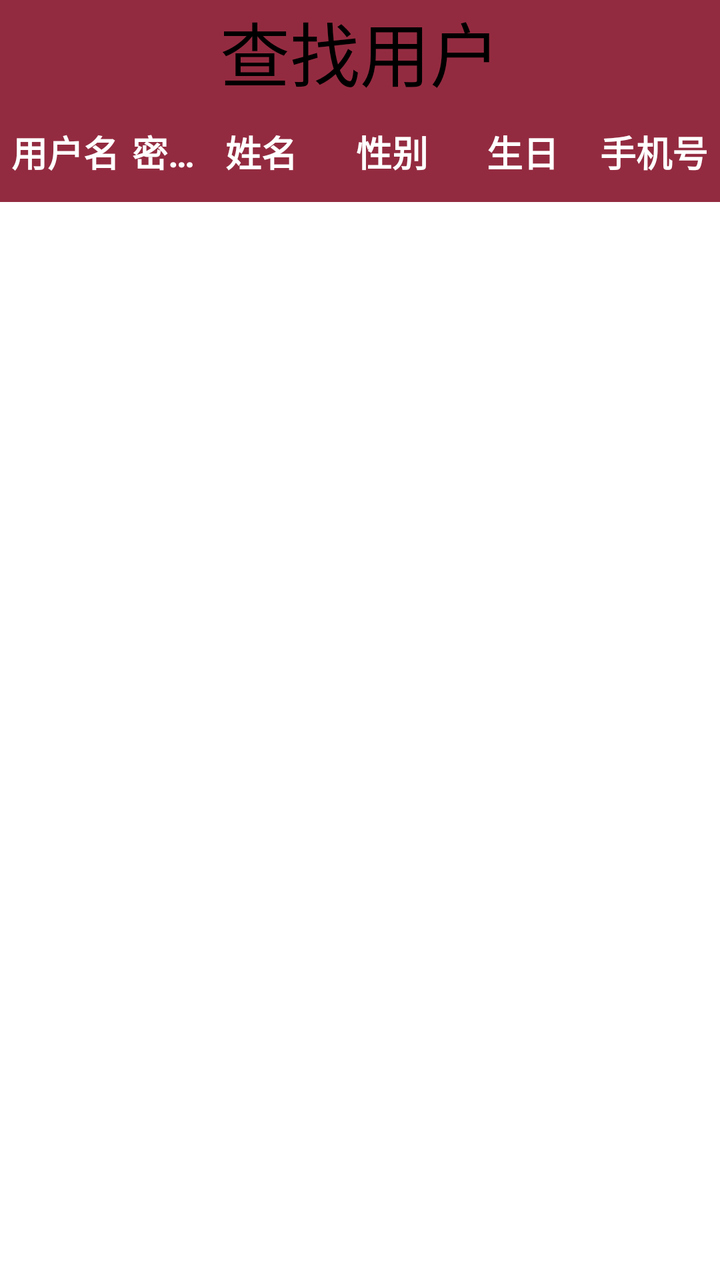
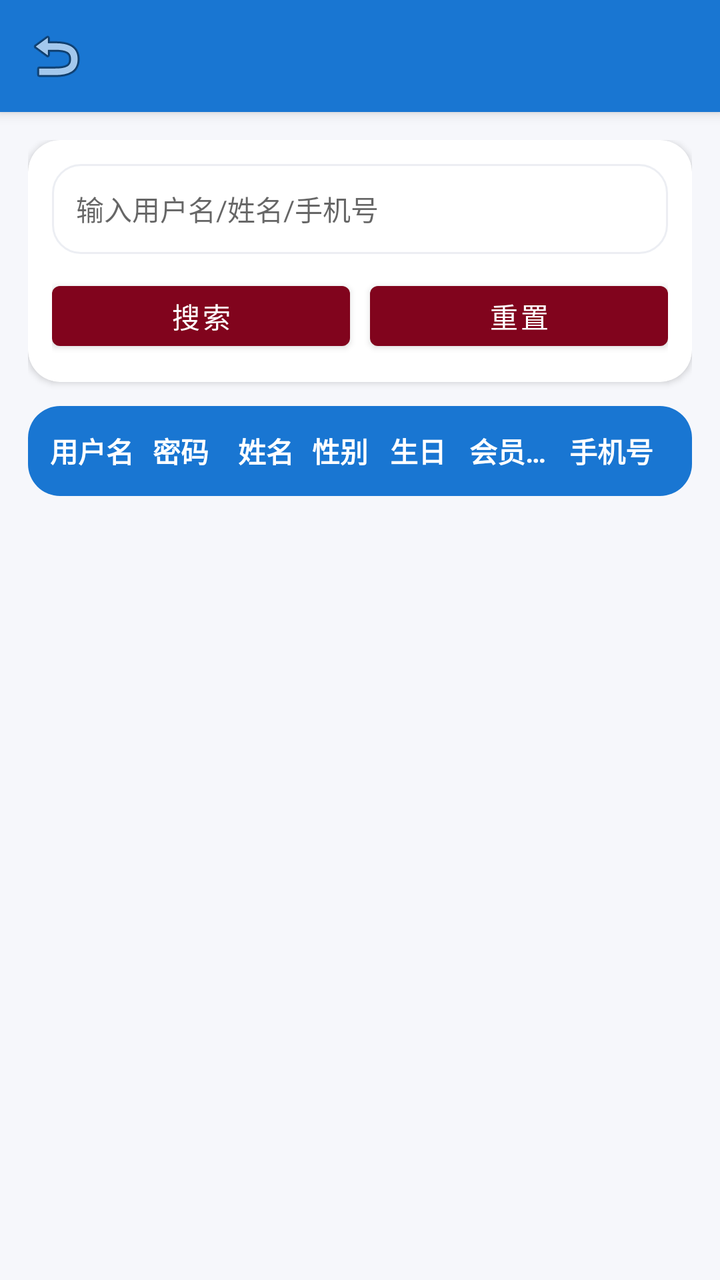

Compare the two renders of this Android layout. The source of the first and the diff that turns it into the second are given below.
<!-- AndroidManifest.xml: application theme AppTheme -->
<!-- res/layout/activity_select_user_admin.xml -->
<?xml version="1.0" encoding="utf-8"?>
<LinearLayout xmlns:android="http://schemas.android.com/apk/res/android"
    xmlns:app="http://schemas.android.com/apk/res-auto"
    xmlns:tools="http://schemas.android.com/tools"
    android:layout_width="match_parent"
    android:layout_height="match_parent"
    android:orientation="vertical"
    tools:context="com.example.administrator.sportmanager.admin.houtai_admin.select_user_admin">
    <TextView
        android:id="@+id/textView"
        android:layout_width="match_parent"
        android:layout_height="wrap_content"
        android:layout_marginLeft="0dp"

        android:layout_marginRight="0dp"
        android:layout_marginBottom="0dp"
        android:background="#D77F041D"
        android:gravity="center_horizontal"
        android:text="查找用户"
        android:textColor="@color/black"
        android:textSize="35sp" />
    <LinearLayout
        android:layout_width="match_parent"
        android:layout_height="50dp"
        android:orientation="horizontal"
        android:gravity="center"
        android:background="#D77F041D"
        >
        <TextView
            android:layout_width="0dp"
            android:layout_height="wrap_content"
            android:layout_weight="2"
            android:gravity="center_horizontal"
            android:singleLine="true"
            android:text="用户名"
            android:textStyle="bold"
            android:textSize="18sp"
            android:textColor="@color/white"/>

        <TextView
            android:layout_width="0dp"
            android:layout_height="wrap_content"
            android:layout_weight="1"
            android:gravity="center_horizontal"
            android:singleLine="true"
            android:text="密码"
            android:textStyle="bold"
            android:textSize="18sp"
            android:textColor="@color/white"/>

        <TextView
            android:layout_width="0dp"
            android:layout_height="wrap_content"
            android:layout_weight="2"
            android:gravity="center_horizontal"
            android:singleLine="true"
            android:text="姓名"
            android:textStyle="bold"
            android:textSize="18sp"
            android:textColor="@color/white"/>

        <TextView
            android:layout_width="0dp"
            android:layout_height="wrap_content"
            android:layout_weight="2"
            android:gravity="center_horizontal"
            android:singleLine="true"
            android:text="性别"
            android:textStyle="bold"
            android:textSize="18sp"
            android:textColor="@color/white"/>

        <TextView
            android:layout_width="0dp"
            android:layout_height="wrap_content"
            android:layout_weight="2"
            android:gravity="center_horizontal"
            android:singleLine="true"
            android:text="生日"
            android:textStyle="bold"
            android:textSize="18sp"
            android:textColor="@color/white"/>

        <TextView
            android:layout_width="0dp"
            android:layout_height="wrap_content"
            android:layout_weight="2"
            android:gravity="center_horizontal"
            android:singleLine="true"
            android:text="手机号"
            android:textStyle="bold"
            android:textSize="18sp"
            android:textColor="@color/white"/>


    </LinearLayout>

    <ListView
        android:id="@+id/sel_reader_list"
        android:layout_width="match_parent"
        android:layout_height="match_parent"></ListView>
</LinearLayout>
<!-- resources referenced by this layout -->
<resources>
  <color name="black">#FF000000</color>
  <color name="white">#FFFFFFFF</color>
  <style name="AppTheme" parent="Theme.MaterialComponents.Light.NoActionBar">
          <item name="colorPrimary">#81041D</item>
          <item name="colorPrimaryVariant">#80041D</item>
          <item name="colorSecondary">#81041D</item>
      </style>
</resources>

<!-- the commit's change to res/layout/activity_select_user_admin.xml (unified diff, before → after) -->
@@ -1,102 +1,180 @@
 <?xml version="1.0" encoding="utf-8"?>
-<LinearLayout xmlns:android="http://schemas.android.com/apk/res/android"
+<androidx.coordinatorlayout.widget.CoordinatorLayout
+    xmlns:android="http://schemas.android.com/apk/res/android"
     xmlns:app="http://schemas.android.com/apk/res-auto"
-    xmlns:tools="http://schemas.android.com/tools"
     android:layout_width="match_parent"
     android:layout_height="match_parent"
-    android:orientation="vertical"
-    tools:context="com.example.administrator.sportmanager.admin.houtai_admin.select_user_admin">
-    <TextView
-        android:id="@+id/textView"
+    android:background="#F6F7FB">
+
+    <com.google.android.material.appbar.AppBarLayout
         android:layout_width="match_parent"
-        android:layout_height="wrap_content"
-        android:layout_marginLeft="0dp"
+        android:layout_height="wrap_content">
 
-        android:layout_marginRight="0dp"
-        android:layout_marginBottom="0dp"
-        android:background="#D77F041D"
-        android:gravity="center_horizontal"
-        android:text="查找用户"
-        android:textColor="@color/black"
-        android:textSize="35sp" />
+        <com.google.android.material.appbar.MaterialToolbar
+            android:id="@+id/adminUserSelectTopBar"
+            android:layout_width="match_parent"
+            android:layout_height="wrap_content"
+            android:background="@color/colorPrimary"
+            android:title="查找用户"
+            android:titleTextColor="@color/white"
+            app:navigationIcon="@android:drawable/ic_menu_revert"/>
+    </com.google.android.material.appbar.AppBarLayout>
+
     <LinearLayout
         android:layout_width="match_parent"
-        android:layout_height="50dp"
-        android:orientation="horizontal"
-        android:gravity="center"
-        android:background="#D77F041D"
-        >
-        <TextView
-            android:layout_width="0dp"
+        android:layout_height="match_parent"
+        android:orientation="vertical"
+        android:padding="14dp"
+        app:layout_behavior="@string/appbar_scrolling_view_behavior">
+
+        
+        <com.google.android.material.card.MaterialCardView
+            android:layout_width="match_parent"
             android:layout_height="wrap_content"
-            android:layout_weight="2"
-            android:gravity="center_horizontal"
-            android:singleLine="true"
-            android:text="用户名"
-            android:textStyle="bold"
-            android:textSize="18sp"
-            android:textColor="@color/white"/>
+            app:cardCornerRadius="16dp"
+            app:cardElevation="2dp">
 
-        <TextView
-            android:layout_width="0dp"
+            <LinearLayout
+                android:layout_width="match_parent"
+                android:layout_height="wrap_content"
+                android:padding="12dp"
+                android:orientation="vertical">
+
+                <EditText
+                    android:id="@+id/et_keyword"
+                    android:layout_width="match_parent"
+                    android:layout_height="45dp"
+                    android:hint="输入用户名/姓名/手机号"
+                    android:background="@drawable/bg_admin_card"
+                    android:paddingStart="12dp"
+                    android:paddingEnd="12dp"
+                    android:textSize="14sp"/>
+
+                <LinearLayout
+                    android:layout_width="match_parent"
+                    android:layout_height="wrap_content"
+                    android:orientation="horizontal"
+                    android:layout_marginTop="10dp">
+
+                    <Button
+                        android:id="@+id/btn_search"
+                        android:layout_width="0dp"
+                        android:layout_height="42dp"
+                        android:layout_weight="1"
+                        android:text="搜索"/>
+
+                    <Button
+                        android:id="@+id/btn_reset"
+                        android:layout_width="0dp"
+                        android:layout_height="42dp"
+                        android:layout_weight="1"
+                        android:layout_marginStart="10dp"
+                        android:text="重置"/>
+                </LinearLayout>
+
+            </LinearLayout>
+        </com.google.android.material.card.MaterialCardView>
+
+        
+        <com.google.android.material.card.MaterialCardView
+            android:layout_width="match_parent"
             android:layout_height="wrap_content"
+            android:layout_marginTop="12dp"
+            app:cardCornerRadius="16dp"
+            app:cardElevation="1dp">
+
+            <LinearLayout
+                android:layout_width="match_parent"
+                android:layout_height="45dp"
+                android:orientation="horizontal"
+                android:gravity="center_vertical"
+                android:paddingStart="10dp"
+                android:paddingEnd="10dp"
+                android:background="@color/colorPrimary">
+
+                <TextView
+                    android:layout_width="0dp"
+                    android:layout_height="wrap_content"
+                    android:layout_weight="1.2"
+                    android:text="用户名"
+                    android:textColor="@color/white"
+                    android:textStyle="bold"
+                    android:gravity="center"
+                    android:singleLine="true"/>
+
+                <TextView
+                    android:layout_width="0dp"
+                    android:layout_height="wrap_content"
+                    android:layout_weight="1.2"
+                    android:text="密码"
+                    android:textColor="@color/white"
+                    android:textStyle="bold"
+                    android:gravity="center"
+                    android:singleLine="true"/>
+
+                <TextView
+                    android:layout_width="0dp"
+                    android:layout_height="wrap_content"
+                    android:layout_weight="1.1"
+                    android:text="姓名"
+                    android:textColor="@color/white"
+                    android:textStyle="bold"
+                    android:gravity="center"
+                    android:singleLine="true"/>
+
+                <TextView
+                    android:layout_width="0dp"
+                    android:layout_height="wrap_content"
+                    android:layout_weight="0.9"
+                    android:text="性别"
+                    android:textColor="@color/white"
+                    android:textStyle="bold"
+                    android:gravity="center"
+                    android:singleLine="true"/>
+
+                <TextView
+                    android:layout_width="0dp"
+                    android:layout_height="wrap_content"
+                    android:layout_weight="1.2"
+                    android:text="生日"
+                    android:textColor="@color/white"
+                    android:textStyle="bold"
+                    android:gravity="center"
+                    android:singleLine="true"/>
+
+                <TextView
+                    android:layout_width="0dp"
+                    android:layout_height="wrap_content"
+                    android:layout_weight="1.2"
+                    android:text="会员状态"
+                    android:textColor="@color/white"
+                    android:textStyle="bold"
+                    android:gravity="center"
+                    android:singleLine="true"/>
+
+                <TextView
+                    android:layout_width="0dp"
+                    android:layout_height="wrap_content"
+                    android:layout_weight="1.6"
+                    android:text="手机号"
+                    android:textColor="@color/white"
+                    android:textStyle="bold"
+                    android:gravity="center"
+                    android:singleLine="true"/>
+            </LinearLayout>
+        </com.google.android.material.card.MaterialCardView>
+
+        
+        <ListView
+            android:id="@+id/sel_reader_list"
+            android:layout_width="match_parent"
+            android:layout_height="0dp"
             android:layout_weight="1"
-            android:gravity="center_horizontal"
-            android:singleLine="true"
-            android:text="密码"
-            android:textStyle="bold"
-            android:textSize="18sp"
-            android:textColor="@color/white"/>
-
-        <TextView
-            android:layout_width="0dp"
-            android:layout_height="wrap_content"
-            android:layout_weight="2"
-            android:gravity="center_horizontal"
-            android:singleLine="true"
-            android:text="姓名"
-            android:textStyle="bold"
-            android:textSize="18sp"
-            android:textColor="@color/white"/>
-
-        <TextView
-            android:layout_width="0dp"
-            android:layout_height="wrap_content"
-            android:layout_weight="2"
-            android:gravity="center_horizontal"
-            android:singleLine="true"
-            android:text="性别"
-            android:textStyle="bold"
-            android:textSize="18sp"
-            android:textColor="@color/white"/>
-
-        <TextView
-            android:layout_width="0dp"
-            android:layout_height="wrap_content"
-            android:layout_weight="2"
-            android:gravity="center_horizontal"
-            android:singleLine="true"
-            android:text="生日"
-            android:textStyle="bold"
-            android:textSize="18sp"
-            android:textColor="@color/white"/>
-
-        <TextView
-            android:layout_width="0dp"
-            android:layout_height="wrap_content"
-            android:layout_weight="2"
-            android:gravity="center_horizontal"
-            android:singleLine="true"
-            android:text="手机号"
-            android:textStyle="bold"
-            android:textSize="18sp"
-            android:textColor="@color/white"/>
-
+            android:layout_marginTop="10dp"
+            android:divider="@android:color/transparent"
+            android:dividerHeight="8dp"
+            android:paddingBottom="14dp"/>
 
     </LinearLayout>
 
-    <ListView
-        android:id="@+id/sel_reader_list"
-        android:layout_width="match_parent"
-        android:layout_height="match_parent"></ListView>
-</LinearLayout>
+</androidx.coordinatorlayout.widget.CoordinatorLayout>
<!-- resource entries referenced after the edit -->
@@ -1,7 +1,14 @@
 <!-- resources referenced by this layout -->
 <resources>
-  <color name="black">#FF000000</color>
+  <color name="colorPrimary">#1976D2</color>
   <color name="white">#FFFFFFFF</color>
+  <!-- drawable bg_admin_card (drawable) -->
+  <?xml version="1.0" encoding="utf-8"?>
+  <shape xmlns:android="http://schemas.android.com/apk/res/android">
+      <solid android:color="#FFFFFF"/>
+      <corners android:radius="14dp"/>
+      <stroke android:width="1dp" android:color="#ECEEF3"/>
+  </shape>
   <style name="AppTheme" parent="Theme.MaterialComponents.Light.NoActionBar">
           <item name="colorPrimary">#81041D</item>
           <item name="colorPrimaryVariant">#80041D</item>
